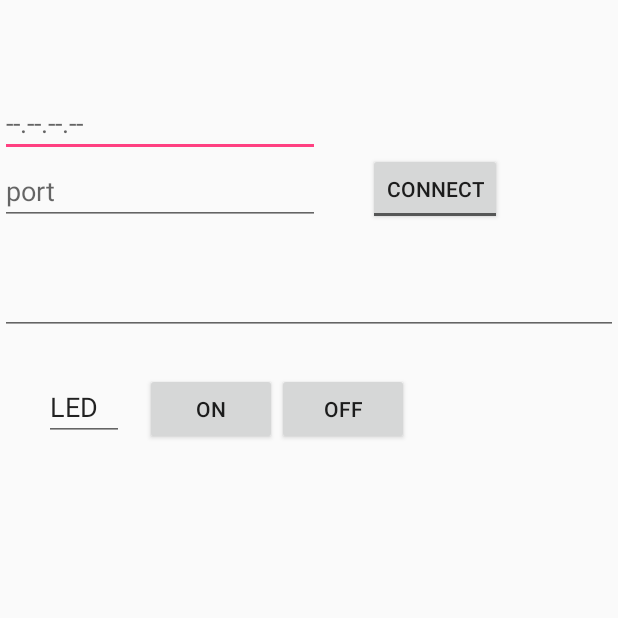
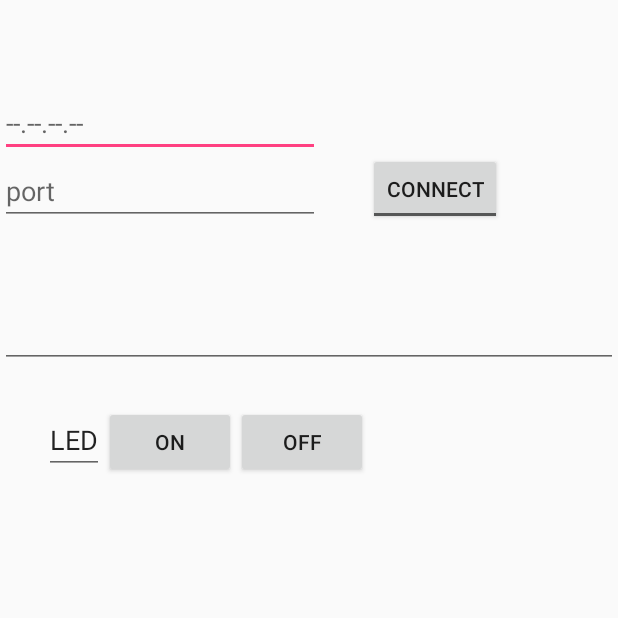
Before and after one commit to tah83/Android-projects, an Android app: the screen it shows after launch (MainActivity), on a phone screen of 412 x 824 dp, the top half of it. Run offline under Robolectric (Android 15) with nearby library versions, the phone set to English and light mode, and no system bars.

Commit message:
minor xml cleanup

```diff
--- a/TCP-Blinky/app/src/main/res/layout/activity_main.xml
+++ b/TCP-Blinky/app/src/main/res/layout/activity_main.xml
@@ -9,14 +9,12 @@
         android:id="@+id/textView"
         android:layout_width="match_parent"
         android:layout_height="wrap_content"
-        android:layout_marginTop="28dp"
+        android:layout_marginTop="50dp"
         android:clickable="false"
         android:cursorVisible="false"
         android:focusable="false"
         android:focusableInTouchMode="false"
-        android:overScrollMode="always"
-        android:scrollbarStyle="insideInset"
-        android:scrollbars="vertical"
+        android:maxLines="1"
         android:text=""
         android:layout_below="@+id/linearLayout"
         android:layout_alignParentLeft="true"
@@ -36,21 +34,14 @@
             android:id="@+id/editTextIP"
             android:layout_width="match_parent"
             android:layout_height="wrap_content"
-            android:layout_above="@+id/toggleButton"
-            android:layout_alignParentLeft="true"
-            android:layout_alignParentStart="true"
             android:ems="10"
             android:hint="--.--.--.--"
-            android:singleLine="true" />
+            android:maxLines="1"/>
 
         <EditText
             android:id="@+id/editTextPort"
             android:layout_width="match_parent"
             android:layout_height="wrap_content"
-            android:layout_above="@+id/toggleButton"
-            android:layout_alignParentLeft="true"
-            android:layout_alignParentStart="true"
-            android:layout_below="@+id/editTextIP"
             android:ems="10"
             android:hint="port"
             android:inputType="number" />
@@ -84,30 +75,20 @@
 
         <EditText
             android:id="@+id/editTextLED"
-            style="@android:style/Widget.AutoCompleteTextView"
-            android:layout_width="53dp"
+            android:layout_width="40dp"
             android:layout_height="wrap_content"
-            android:layout_above="@+id/linearLayout2"
-            android:layout_alignLeft="@+id/linearLayout2"
-            android:layout_alignStart="@+id/linearLayout2"
-            android:ems="10"
-            android:inputType="none"
-            android:text="LED"
             android:clickable="false"
             android:cursorVisible="false"
+            android:ems="10"
             android:focusable="false"
-            android:focusableInTouchMode="false"/>
+            android:focusableInTouchMode="false"
+            android:inputType="none"
+            android:text="LED" />
 
         <Button
             android:id="@+id/buttonOn"
             android:layout_width="wrap_content"
             android:layout_height="wrap_content"
-            android:layout_alignBaseline="@+id/buttonOff"
-            android:layout_alignBottom="@+id/buttonOff"
-            android:layout_alignLeft="@+id/toggleButton"
-            android:layout_alignStart="@+id/toggleButton"
-            android:layout_marginLeft="14dp"
-            android:layout_marginStart="14dp"
             android:onClick="onClickOn"
             android:text="On" />
 
@@ -115,9 +96,6 @@
             android:id="@+id/buttonOff"
             android:layout_width="wrap_content"
             android:layout_height="wrap_content"
-            android:layout_alignTop="@+id/frameLayout"
-            android:layout_toEndOf="@+id/frameLayout"
-            android:layout_toRightOf="@+id/frameLayout"
             android:onClick="onClickOff"
             android:text="Off" />
     </LinearLayout>
```
